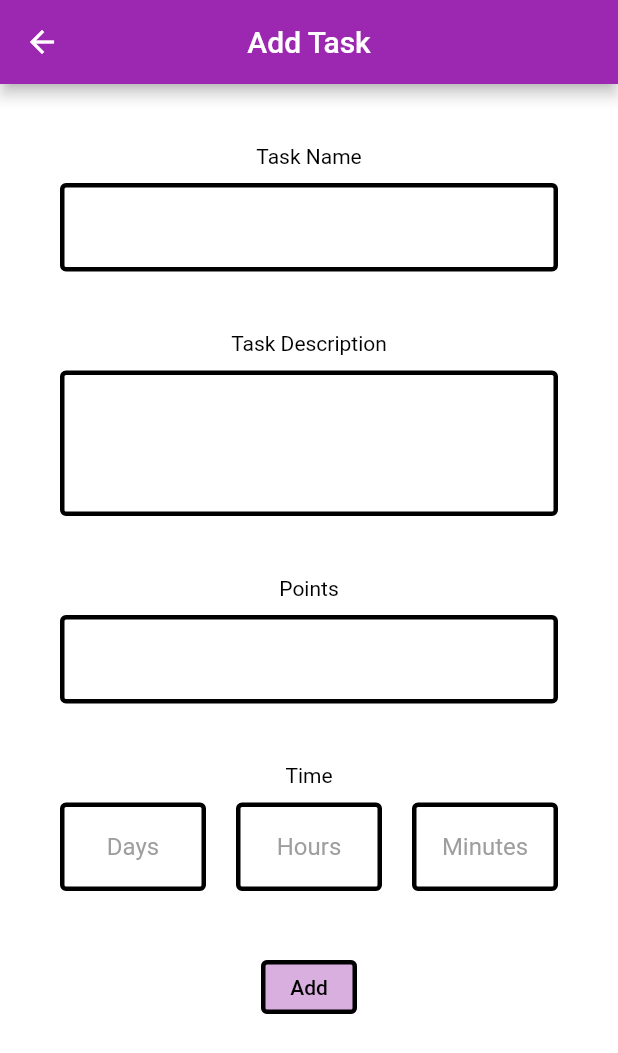
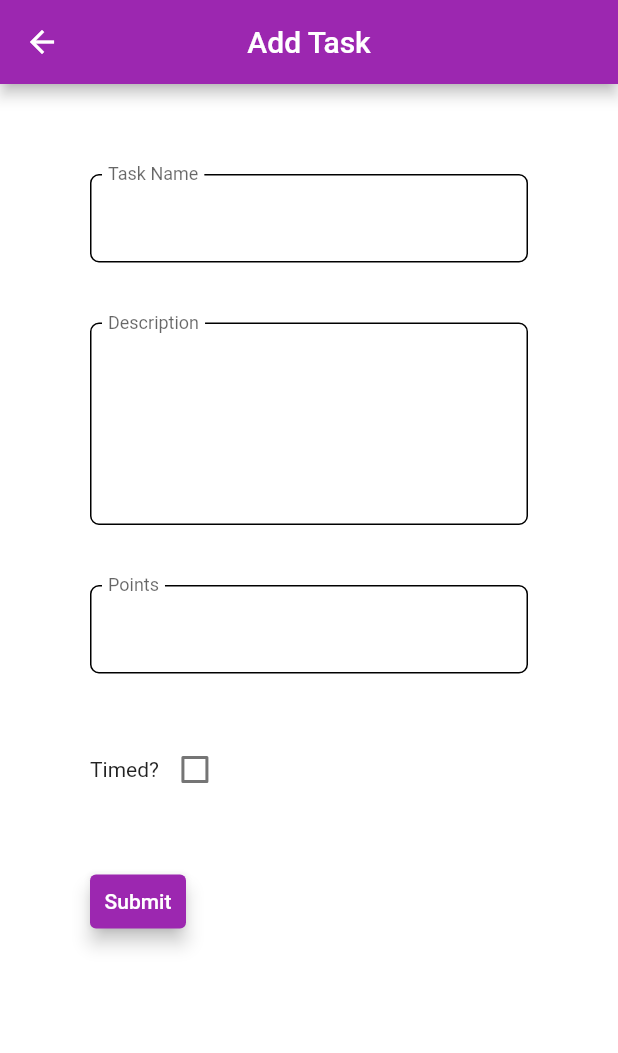
Before and after one commit to thejacobhardman/Gamified-Task-Tracker, a Flutter app: the screen it shows after launch, on a phone screen of 412 x 824 dp. Shown: the top 1053 px of the screen. Run offline on Flutter 3.47's test engine with Material 2 defaults, Android fonts, the phone set to English and light mode, and no system bars.

Commit message:
Replaced add-task page with create_task page. Updated to form

```diff
--- a/gamified_task_tracker/lib/add-task.dart
+++ /dev/null
@@ -1,179 +0,0 @@
-import 'package:flutter/material.dart';
-
-const Color backgroundColor = Colors.white;
-const Color textColor = Colors.black;
-const Color textColorAgainstPrimary = Colors.white;
-const Color primaryColor = Colors.purple;
-
-const double edgeInsets = 40.0;
-
-class FieldRow extends StatelessWidget {
-
-  final String title;
-  final Widget child;
-
-  FieldRow({super.key, required this.title, required this.child});
-
-  @override
-  Widget build(BuildContext context) {
-    return Row(
-      children: <Widget>[
-        Column(
-            children: <Widget>[
-              Row(
-                  children: <Widget>[
-                    Text(
-                        title,
-                        style: const TextStyle(
-                          color: textColor,
-                        )
-                    ),
-                  ]
-              ),
-              const SizedBox(height: 10),
-              Row(
-                  mainAxisAlignment: MainAxisAlignment.start,
-                  children: <Widget>[
-                    child
-                  ]
-              ),
-              const SizedBox(height: 40),
-            ]
-        )
-      ],
-    );
-  }
-}
-
-class TaskTextField extends StatelessWidget {
-
-  final int lines;
-  final double width;
-  final String hint;
-
-  const TaskTextField({super.key, this.lines = 1, this.width = 0, this.hint = ''});
-
-  @override
-  Widget build(BuildContext context) {
-    return SizedBox(
-        width: width == 0 ? MediaQuery.of(context).size.width - (edgeInsets * 2) : width,
-        child: TextField(
-          textAlign: TextAlign.center,
-          maxLines: lines,
-          cursorColor: textColor,
-          style: const TextStyle(color: textColor),
-          decoration: InputDecoration(
-            hintText: hint,
-            hintStyle: TextStyle(
-              color: Colors.grey,
-            ),
-            enabledBorder: OutlineInputBorder(
-              borderSide: BorderSide(
-                  color: textColor,
-                  width: 3,
-              ),
-            ),
-            focusedBorder: OutlineInputBorder(
-              borderSide: BorderSide(
-                  color: textColor,
-                  width: 3,
-              ),
-            ),
-          ),
-        ),
-    );
-  }
-}
-
-class CreateTaskPage extends StatelessWidget {
-
-  const CreateTaskPage({super.key});
-
-  @override
-  Widget build(BuildContext context) {
-
-    double pageWidth = MediaQuery.of(context).size.width;
-
-    return Scaffold(
-        backgroundColor: backgroundColor,
-        appBar: AppBar(
-          title: const Text(
-              "Add Task",
-              style: TextStyle(
-                color: textColorAgainstPrimary,
-              )
-          ),
-          centerTitle: true,
-          leading: GestureDetector(
-              child: const Icon(
-                Icons.arrow_back,
-                color: textColorAgainstPrimary,
-              )
-          ),
-          backgroundColor: primaryColor,
-        ),
-        body: SingleChildScrollView(
-          scrollDirection: Axis.vertical,
-          child:
-            Container(
-          padding: const EdgeInsets.all(edgeInsets),
-          child: Column(
-            children: [
-              FieldRow(
-                title: "Task Name",
-                child: TaskTextField()
-              ),
-              FieldRow(
-                  title: "Task Description",
-                  child: TaskTextField(
-                      lines: 3
-                  )
-              ),
-              FieldRow(
-                title: "Points",
-                child: TaskTextField()
-              ),
-              FieldRow(
-                  title: "Time",
-                  child: Row(
-                    children: [
-                      TaskTextField(
-                        width: (pageWidth - (edgeInsets * 3)) / 3,
-                        hint: "Days",
-                      ),
-                      const SizedBox(width: edgeInsets / 2),
-                      TaskTextField(
-                        width: (pageWidth - (edgeInsets * 3)) / 3,
-                        hint: "Hours",
-                        ),
-                      const SizedBox(width: edgeInsets / 2),
-                      TaskTextField(
-                        width: (pageWidth - (edgeInsets * 3)) / 3,
-                        hint: "Minutes",
-                        ),
-                  ])
-              ),
-              OutlinedButton(
-                style: OutlinedButton.styleFrom(
-                  side: BorderSide(
-                    color: textColor,
-                    width: 3
-                    ),
-                  backgroundColor: Color.fromARGB(255, 217, 175, 224),
-                  shadowColor: Colors.black,
-                ),
-                onPressed: () { },
-                child: Text(
-                  'Add',
-                  style: TextStyle(
-                    color: textColor,
-                  )),
-              )
-            ]
-          )
-        )
-        )
-    );
-  }
-
-}
--- /dev/null
+++ b/gamified_task_tracker/lib/create_task.dart
@@ -0,0 +1,116 @@
+import 'package:flutter/material.dart';
+import 'ttform.dart';
+
+const Color backgroundColor = Colors.white;
+const Color textColor = Colors.black;
+const Color textColorAgainstPrimary = Colors.white;
+const Color primaryColor = Colors.purple;
+
+const double edgeInsets = 40.0;
+
+class CreateTaskPage extends StatelessWidget {
+  const CreateTaskPage({super.key});
+
+  @override
+  Widget build(BuildContext context) {
+    return Scaffold(
+        backgroundColor: backgroundColor,
+        appBar: AppBar(
+          title: const Text(
+              "Add Task",
+              style: TextStyle(
+                color: textColorAgainstPrimary,
+              )
+          ),
+          centerTitle: true,
+          leading: GestureDetector(
+              child: const Icon(
+                Icons.arrow_back,
+                color: textColorAgainstPrimary,
+              )
+          ),
+          backgroundColor: primaryColor,
+        ),
+        body: SingleChildScrollView(
+          scrollDirection: Axis.vertical,
+          child:
+            Container(
+          padding: const EdgeInsets.all(edgeInsets),
+          child: const CreateTaskForm()
+          )
+        )
+      );
+  }
+}
+
+class CreateTaskForm extends StatefulWidget {
+  const CreateTaskForm({super.key});
+
+  @override
+  CreateTaskFormState createState() => CreateTaskFormState();
+
+}
+
+class CreateTaskFormState extends State<CreateTaskForm> {
+
+  final _formKey = GlobalKey<FormState>();
+
+  bool showTimingFields = false;
+
+  @override
+  Widget build(BuildContext context) {
+
+    return Form(
+      key: _formKey,
+      child: Column(
+        crossAxisAlignment: CrossAxisAlignment.start,
+        children: <Widget>[
+          TTTextField(labelText: "Task Name"),
+          TTTextField(labelText: "Description", maxLines: 5),
+          TTTextField(labelText: "Points"),
+          Padding(
+            padding: const EdgeInsets.all(20.0),
+            child: Row(
+              mainAxisSize: MainAxisSize.max,
+              children: [
+              const Text('Timed?'),
+              Checkbox(
+              checkColor: Colors.white,
+              value: showTimingFields,
+              onChanged: (bool? value) {
+                setState(() {
+                  showTimingFields = value!;
+                });
+              },
+            ),
+            ],),
+          ),
+          showTimingFields ? Row(
+            mainAxisSize: MainAxisSize.max,
+            children: [
+            Expanded(child:TTTextField(labelText: "Days")),
+            Expanded(child:TTTextField(labelText: "Hours")),
+            Expanded(child:TTTextField(labelText: "Minutes")),
+          ],) : Container(),
+          Padding(
+            padding: const EdgeInsets.all(20.0),
+            child: TextButton(
+              onPressed: null,  // form submission logic goes here
+              style: ButtonStyle(
+                backgroundColor: MaterialStateProperty.all(primaryColor),
+                elevation: MaterialStateProperty.all(5.0),
+              ),
+              child: const Text(
+                'Submit',
+                style: TextStyle(
+                  color: textColorAgainstPrimary
+                )
+              ),
+            ),
+          ),
+        ],
+      ),
+    );
+  }
+
+}
--- a/gamified_task_tracker/lib/main.dart
+++ b/gamified_task_tracker/lib/main.dart
@@ -1,6 +1,5 @@
 import 'package:flutter/material.dart';
-import 'add-task.dart';
-
+import 'create_task.dart';
 
 void main() {
   runApp(MyApp());
--- /dev/null
+++ b/gamified_task_tracker/lib/ttform.dart
@@ -0,0 +1,50 @@
+import 'package:flutter/material.dart';
+
+// Here are some pre-built widgets for use in fields across our app
+
+class TTTextField extends StatefulWidget {
+
+  String labelText;
+  int maxLines;
+
+  TTTextField({super.key, required this.labelText, this.maxLines = 1});
+
+  @override
+  TTTextFieldState createState() => TTTextFieldState();
+
+}
+
+class TTTextFieldState extends State<TTTextField> {
+
+  @override
+  Widget build(BuildContext context) {
+    return Padding(
+            padding: const EdgeInsets.all(20.0),
+            child: TextFormField(
+              maxLines: widget.maxLines,
+              decoration: InputDecoration(
+                floatingLabelBehavior: FloatingLabelBehavior.always,
+                labelText: widget.labelText,
+                focusedBorder: const OutlineInputBorder(
+                        borderSide: BorderSide(
+                          color: Colors.black,
+                          width: 1,
+                        ),
+                        borderRadius: BorderRadius.all(
+                          Radius.circular(6.0),
+                        ),
+                      ),
+                enabledBorder: const OutlineInputBorder(
+                        borderSide: BorderSide(
+                          color: Colors.black,
+                          width: 1,
+                        ),
+                        borderRadius: BorderRadius.all(
+                          Radius.circular(6.0),
+                        ),
+                      ),
+              ),
+            ),
+          );
+  }
+}
```
